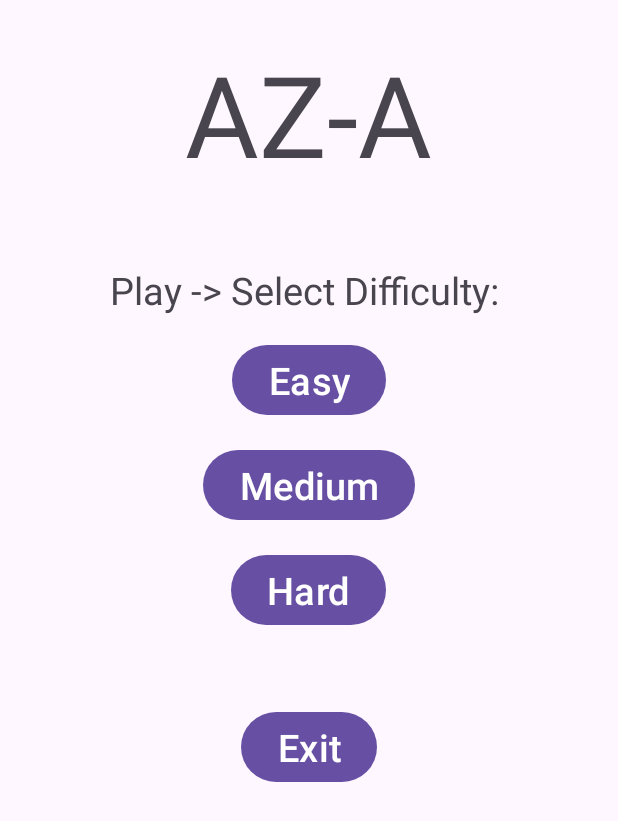
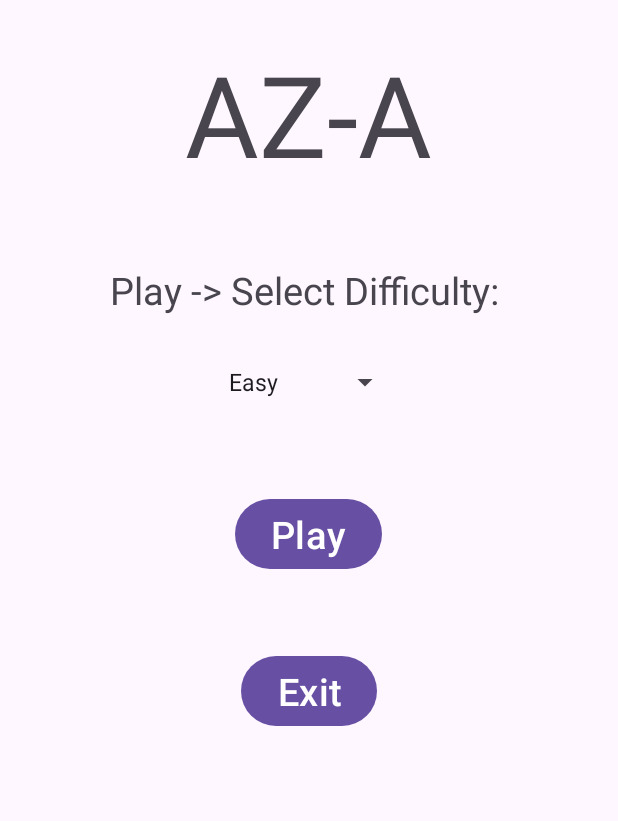
Before and after one commit to AZ-A-Devs/AZ-A, an Android app: the screen it shows after launch (Menu), on a phone screen of 412 x 824 dp. Shown: the top 821 px of the screen. Run offline under Robolectric (Android 15) with nearby library versions, the phone set to English and light mode, and no system bars.

Commit message:
Adding difficulty list

```diff
--- a/app/src/main/java/com/example/learnv1/MainActivity.java
+++ b/app/src/main/java/com/example/learnv1/MainActivity.java
@@ -16,6 +16,7 @@ import android.text.TextWatcher;
 import android.view.View;
 import android.widget.Button;
 import android.widget.EditText;
+import android.widget.Spinner;
 import android.widget.TextView;
 import android.widget.Toast;
 import java.util.regex.Pattern;
@@ -65,6 +66,7 @@ This method is executed when the activity is created
     protected void onCreate(Bundle savedInstanceState) {
         super.onCreate(savedInstanceState);
         setContentView(R.layout.activity_main);
+
         //setting the values depending on the difficulty
         bound = getIntent().getIntExtra("bound", 10);
         lower = getIntent().getIntExtra("lower", 10);
--- a/app/src/main/java/com/example/learnv1/Menu.java
+++ b/app/src/main/java/com/example/learnv1/Menu.java
@@ -5,15 +5,27 @@ import androidx.appcompat.app.AppCompatActivity;
 import android.content.Intent;
 import android.os.Bundle;
 import android.view.View;
+import android.widget.ArrayAdapter;
+import android.widget.Spinner;
+
 /*
 first activity, its the menu
  */
 public class Menu extends AppCompatActivity {
+    private Spinner spinner1;
 
     @Override
     protected void onCreate(Bundle savedInstanceState) {
         super.onCreate(savedInstanceState);
         setContentView(R.layout.activity_menu);
+
+        //Create an Array
+        spinner1 = (Spinner)findViewById(R.id.spinner);
+        String [] options = {"Easy", "Medium", "Hard"};
+
+        ArrayAdapter <String> adapter = new ArrayAdapter<>(this, android.R.layout.simple_spinner_item, options);
+        spinner1.setAdapter(adapter);
+
     }
 
     public void onBackPressed() {
@@ -32,6 +44,17 @@ public class Menu extends AppCompatActivity {
         startActivity(intent);
     }
 
+    public void Play(View view){
+        String selection = spinner1.getSelectedItem().toString();
+        if(selection.equals("Easy")){
+            Easy();
+        } else if (selection.equals("Medium")) {
+            Medium();
+        } else if (selection.equals("Hard")) {
+            Hard();
+        }
+    }
+
     /*
     exits the game if selected
      */
@@ -43,15 +66,15 @@ public class Menu extends AppCompatActivity {
     /*
     This helps set the values depending on the difficulty :)
      */
-    public void Easy(View view) {
+    public void Easy() {
         RunGame(6, 5, 5, 30000);
     }
 
-    public void Medium(View view) {
+    public void Medium () {
         RunGame(11, 10, 10, 60000);
     }
 
-    public void Hard(View view) {
+    public void Hard() {
         RunGame(16, 20, 20, 120000);
     }
 }
--- a/app/src/main/res/layout/activity_menu.xml
+++ b/app/src/main/res/layout/activity_menu.xml
@@ -27,47 +27,33 @@
         android:layout_marginTop="50dp"
         />
 
+
+
+    <Spinner
+        android:id="@+id/spinner"
+        android:layout_width="wrap_content"
+        android:layout_height="48dp"
+        android:layout_below="@id/TextPlay"
+        android:layout_centerHorizontal="true"
+        android:layout_marginTop="20dp" />
+
     <Button
-        android:id="@+id/BtnEasy"
+        android:id="@+id/BtnPlay"
         android:layout_width="wrap_content"
         android:layout_height="wrap_content"
-        android:layout_below="@id/TextPlay"
-        android:layout_marginTop="15dp"
+        android:layout_below="@id/spinner"
+        android:layout_marginTop="50dp"
         android:layout_centerHorizontal="true"
-        android:text="Easy"
+        android:text="Play"
         android:textSize="25dp"
-        android:onClick="Easy"
-        />
-
-    <Button
-        android:id="@+id/BtnMedium"
-        android:layout_width="wrap_content"
-        android:layout_height="wrap_content"
-        android:layout_below="@id/BtnEasy"
-        android:layout_marginTop="15dp"
-        android:layout_centerHorizontal="true"
-        android:text="Medium"
-        android:textSize="25dp"
-        android:onClick="Medium"
-        />
-
-    <Button
-        android:id="@+id/BtnHard"
-        android:layout_width="wrap_content"
-        android:layout_height="wrap_content"
-        android:layout_below="@id/BtnMedium"
-        android:layout_marginTop="15dp"
-        android:layout_centerHorizontal="true"
-        android:text="Hard"
-        android:textSize="25dp"
-        android:onClick="Hard"
+        android:onClick="Exit"
         />
 
     <Button
         android:id="@+id/BtnExit"
         android:layout_width="wrap_content"
         android:layout_height="wrap_content"
-        android:layout_below="@id/BtnHard"
+        android:layout_below="@id/BtnPlay"
         android:layout_marginTop="50dp"
         android:layout_centerHorizontal="true"
         android:text="Exit"
```
